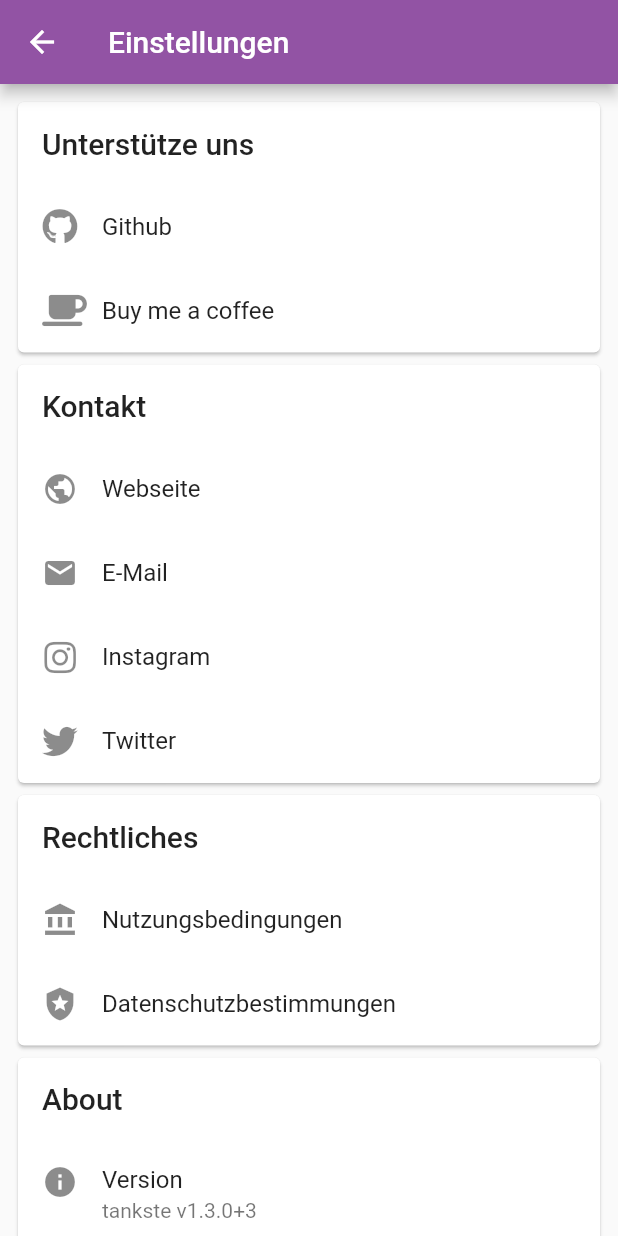
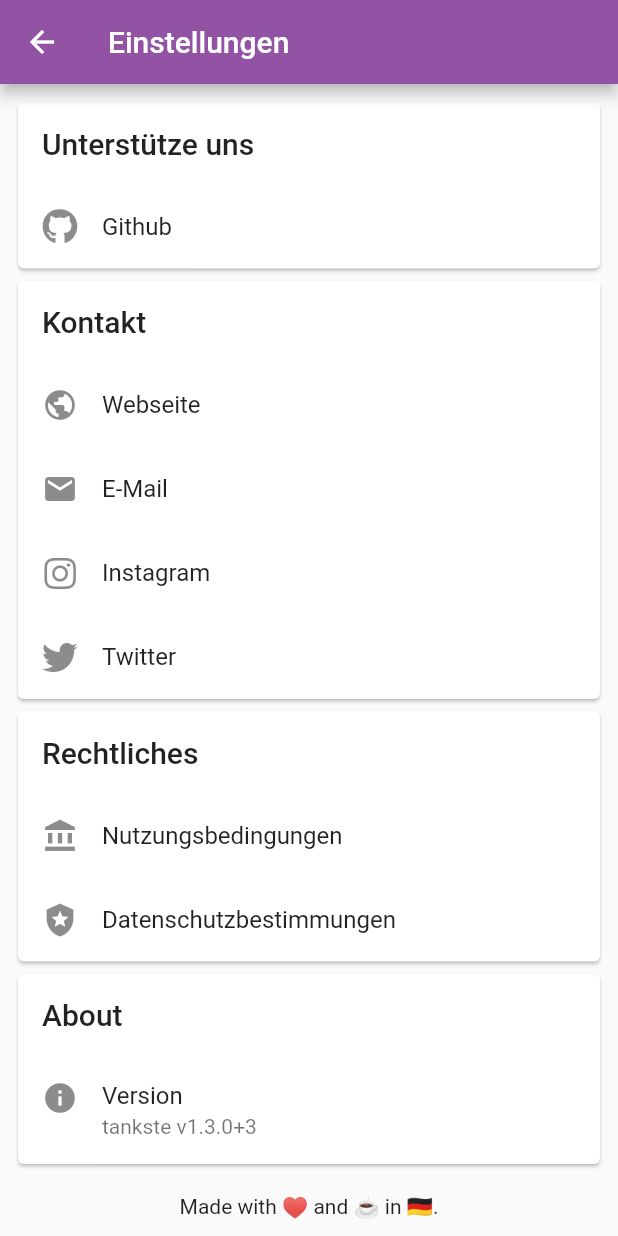
Before and after one commit to tankste/app, a Flutter app: the SettingsPage screen opened directly, on a phone screen of 412 x 824 dp. Run offline on Flutter 3.47's test engine with Material 2 defaults, Android fonts, the phone set to English and light mode, and no system bars; our stand-ins replace flutter_bloc, font_awesome_flutter, geolocator, google_maps_flutter, in_app_review, package_info_plus and 1 more; missing offline and left inert: map_launcher; accounts and stored records are empty.

Commit message:
Update README, remove buy me a coffee link

```diff
--- a/lib/settings_page.dart
+++ b/lib/settings_page.dart
@@ -31,13 +31,6 @@ class SettingsPage extends StatelessWidget {
             minLeadingWidth: 10,
             leading: const Icon(FontAwesomeIcons.github),
             title: const Text("Github")),
-        ListTile(
-            onTap: () {
-              _openUrl("https://buymeacoffee.com/tankste");
-            },
-            minLeadingWidth: 10,
-            leading: const Icon(FontAwesomeIcons.mugSaucer),
-            title: const Text("Buy me a coffee")),
       ]),
       _buildCard(context, "Kontakt", [
         ListTile(
```
Also changed, not shown: 1 other file.
